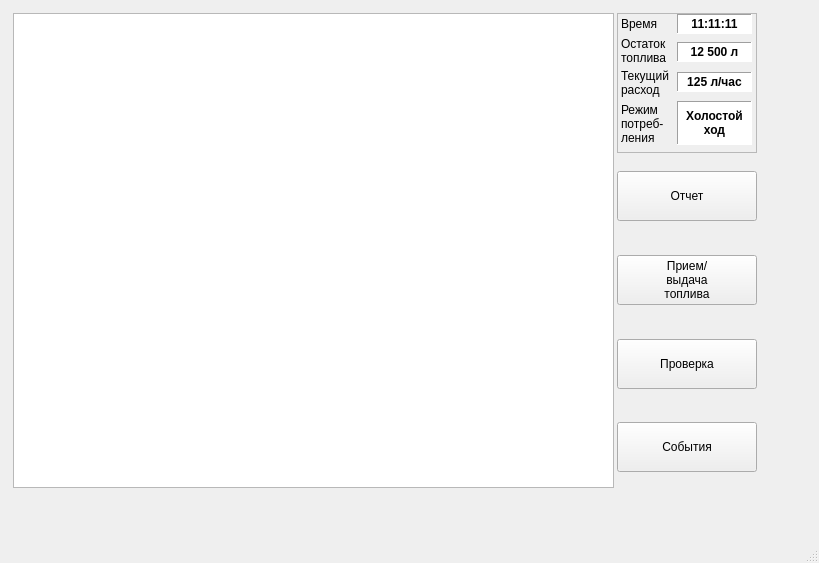
Old version of the form mainwindow.ui in the repository breton75/oprichnik_po_arm.
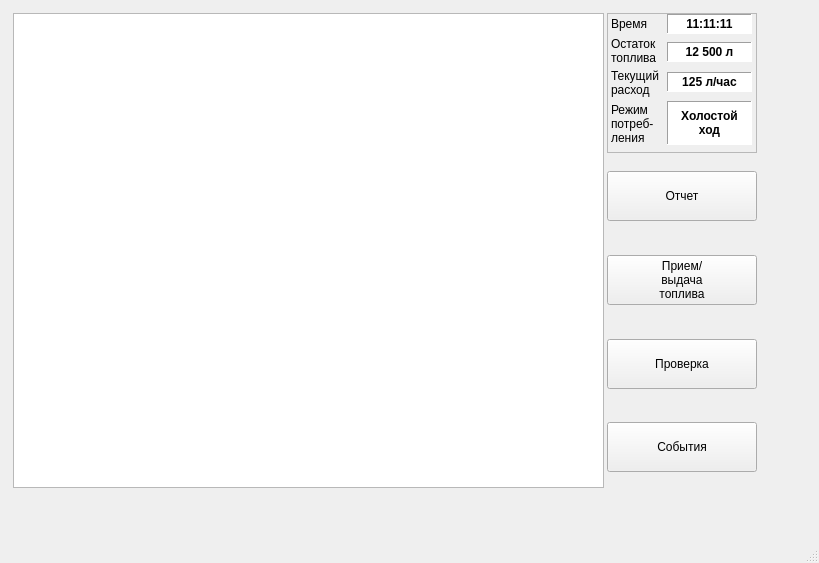
New version of the form.

Patch:
```diff
--- a/mainwindow.ui
+++ b/mainwindow.ui
@@ -16,6 +16,12 @@
     <verstretch>0</verstretch>
    </sizepolicy>
   </property>
+  <property name="minimumSize">
+   <size>
+    <width>800</width>
+    <height>540</height>
+   </size>
+  </property>
   <property name="windowTitle">
    <string>Опричник - отчет</string>
   </property>
@@ -85,7 +91,7 @@
        </property>
        <property name="minimumSize">
         <size>
-         <width>80</width>
+         <width>150</width>
          <height>50</height>
         </size>
        </property>
@@ -104,7 +110,7 @@
        </property>
        <property name="minimumSize">
         <size>
-         <width>140</width>
+         <width>150</width>
          <height>140</height>
         </size>
        </property>
@@ -184,7 +190,7 @@
          <rect>
           <x>60</x>
           <y>1</y>
-          <width>75</width>
+          <width>85</width>
           <height>20</height>
          </rect>
         </property>
@@ -194,6 +200,12 @@
           <verstretch>0</verstretch>
          </sizepolicy>
         </property>
+        <property name="minimumSize">
+         <size>
+          <width>85</width>
+          <height>0</height>
+         </size>
+        </property>
         <property name="palette">
          <palette>
           <active>
@@ -285,7 +297,7 @@
          <rect>
           <x>60</x>
           <y>29</y>
-          <width>75</width>
+          <width>85</width>
           <height>20</height>
          </rect>
         </property>
@@ -295,6 +307,12 @@
           <verstretch>0</verstretch>
          </sizepolicy>
         </property>
+        <property name="minimumSize">
+         <size>
+          <width>85</width>
+          <height>0</height>
+         </size>
+        </property>
         <property name="palette">
          <palette>
           <active>
@@ -386,7 +404,7 @@
          <rect>
           <x>60</x>
           <y>59</y>
-          <width>75</width>
+          <width>85</width>
           <height>20</height>
          </rect>
         </property>
@@ -396,6 +414,12 @@
           <verstretch>0</verstretch>
          </sizepolicy>
         </property>
+        <property name="minimumSize">
+         <size>
+          <width>85</width>
+          <height>0</height>
+         </size>
+        </property>
         <property name="palette">
          <palette>
           <active>
@@ -487,7 +511,7 @@
          <rect>
           <x>60</x>
           <y>88</y>
-          <width>75</width>
+          <width>85</width>
           <height>44</height>
          </rect>
         </property>
@@ -497,6 +521,12 @@
           <verstretch>0</verstretch>
          </sizepolicy>
         </property>
+        <property name="minimumSize">
+         <size>
+          <width>85</width>
+          <height>0</height>
+         </size>
+        </property>
         <property name="palette">
          <palette>
           <active>
```
